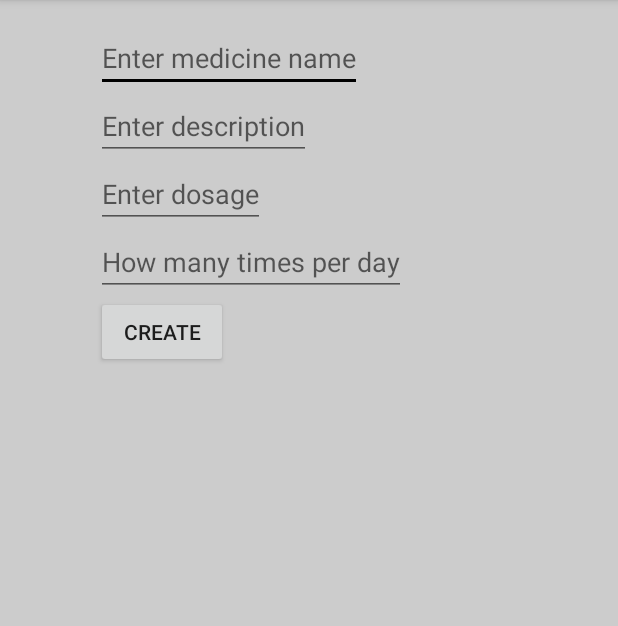
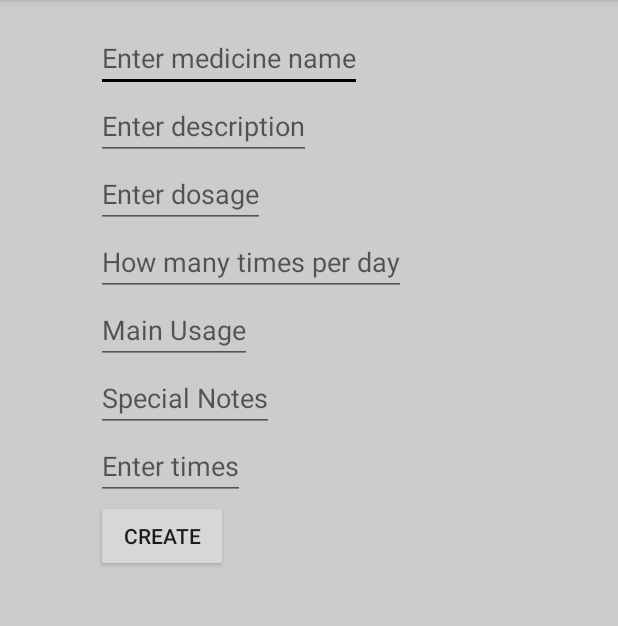
Before and after one commit to bfgardner/cs370androidcode, an Android app: the AddPrescriptionActivity screen opened directly, with no data from a screen before it, on a phone screen of 412 x 824 dp, the part 84-710 px from its top. Run offline under Robolectric (Android 15) with nearby library versions, the phone set to English and light mode, and no system bars; libraries missing offline, so code that uses them is left out: com.squareup.okhttp; 1 statement that could not run was skipped.

Commit message:
add prescription now workinggit add .git add . Yee haw

```diff
--- a/app/src/main/java/com/example/iaso/iaso/AddPrescriptionActivity.java
+++ b/app/src/main/java/com/example/iaso/iaso/AddPrescriptionActivity.java
@@ -23,6 +23,10 @@ public class AddPrescriptionActivity extends AppCompatActivity {
     private EditText enterDescrip;
     private EditText enterDosage;
     private EditText enterNumTimesTake;
+    private EditText enterInstructions;
+    private EditText enterTimes;
+    private EditText enterMainUse;
+
 
     @Override
     protected void onCreate(Bundle savedInstanceState) {
@@ -39,6 +43,9 @@ public class AddPrescriptionActivity extends AppCompatActivity {
         enterDescrip= (EditText)findViewById(R.id.enter_descrip);
         enterDosage = (EditText)findViewById(R.id.enter_dosage);
         enterNumTimesTake = (EditText)findViewById(R.id.num_take_day);
+        enterInstructions = (EditText)findViewById(R.id.enter_instructions);
+        enterTimes = (EditText)findViewById(R.id.enter_times);
+        enterMainUse = (EditText)findViewById(R.id.enter_main_usage);
         createButton = (Button)findViewById(R.id.create_button);
 
 
@@ -56,7 +63,9 @@ public class AddPrescriptionActivity extends AppCompatActivity {
                         //do nothing?
                     }
                 });
-                task.execute(enterName.getText().toString(), enterDescrip.getText().toString(), enterDosage.getText().toString(), enterNumTimesTake.getText().toString());
+                task.execute(enterName.getText().toString(), enterDescrip.getText().toString(), enterDosage.getText().toString(),
+                        enterNumTimesTake.getText().toString(), enterInstructions.getText().toString(), enterTimes.getText().toString(),
+                        enterMainUse.getText().toString());
                 Intent toHomeFromAdd = new Intent(AddPrescriptionActivity.this, UserAccountHome.class);
                 toHomeFromAdd.putExtra("Success", backToHome);
                 startActivity(toHomeFromAdd);
--- a/app/src/main/java/com/example/iaso/iaso/core/model/NotificationPreferences.java
+++ b/app/src/main/java/com/example/iaso/iaso/core/model/NotificationPreferences.java
@@ -8,7 +8,6 @@ public class NotificationPreferences {
     private String notif_type; //push/email/both
     private Integer initial_notif; //on time (0)?  15 mins before schedule (.25)?
     private Integer additional_notif; //every 15 mins after the first notif? (.25)
-    private boolean aggressive; //notifications go from 15 minutes between to 10 mins to 5 mins etc
 
     public String getNotif_type(){
         return notif_type;
@@ -22,7 +21,4 @@ public class NotificationPreferences {
         return additional_notif;
     }
 
-    public boolean isAggressive(){
-        return aggressive;
-    }
 }
--- a/app/src/main/res/layout/activity_add_prescription.xml
+++ b/app/src/main/res/layout/activity_add_prescription.xml
@@ -11,7 +11,7 @@
     android:paddingTop="16dp"
     android:orientation="vertical"
     tools:context="com.example.iaso.iaso.AddPrescriptionActivity">
-
+    <!-- Nick!  Make me pretty!  <3 -->
     <EditText
         android:id="@+id/enter_name"
         android:layout_width="wrap_content"
@@ -32,6 +32,22 @@
         android:layout_width="wrap_content"
         android:layout_height="wrap_content"
         android:hint="How many times per day"/>
+    <EditText
+        android:id="@+id/enter_main_usage"
+        android:layout_width="wrap_content"
+        android:layout_height="wrap_content"
+        android:hint="Main Usage"/>
+    <EditText
+        android:id="@+id/enter_instructions"
+        android:layout_width="wrap_content"
+        android:layout_height="wrap_content"
+        android:hint="Special Notes"/>
+    <!-- need some way to base this field off of num_take_day input -->
+    <EditText
+        android:id="@+id/enter_times"
+        android:layout_width="wrap_content"
+        android:layout_height="wrap_content"
+        android:hint="Enter times"/>
     <Button
         android:id="@+id/create_button"
         android:layout_width="wrap_content"
```
Also changed, not shown: app/src/main/java/com/example/iaso/iaso/UserAccountHome.java (+7 -7 lines), app/src/main/java/com/example/iaso/iaso/core/model/Medicine.java (+0 -16 lines), app/src/main/java/com/example/iaso/iaso/network/async/AddPrescriptionTask.java (+10 -2 lines), app/src/main/java/com/example/iaso/iaso/network/async/MedicineListTask.java (+4 -4 lines).
